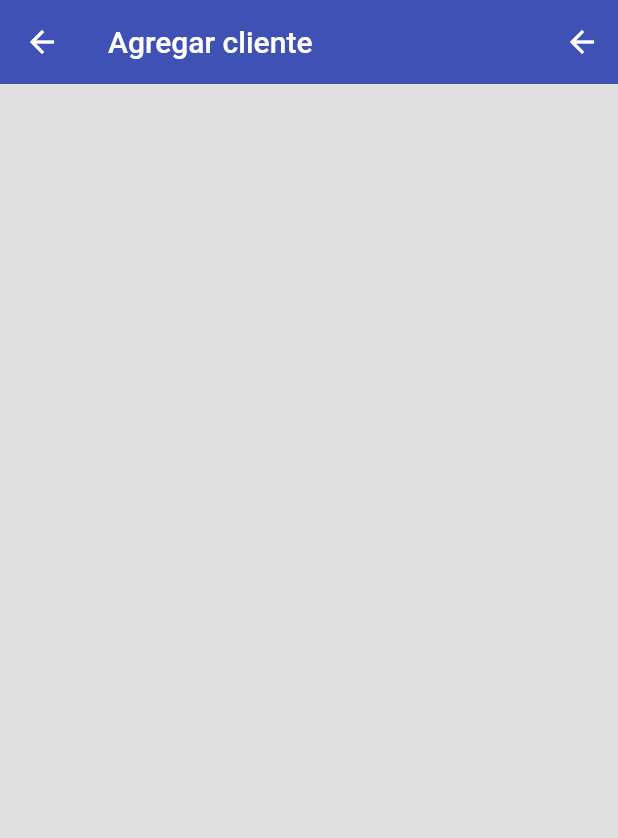
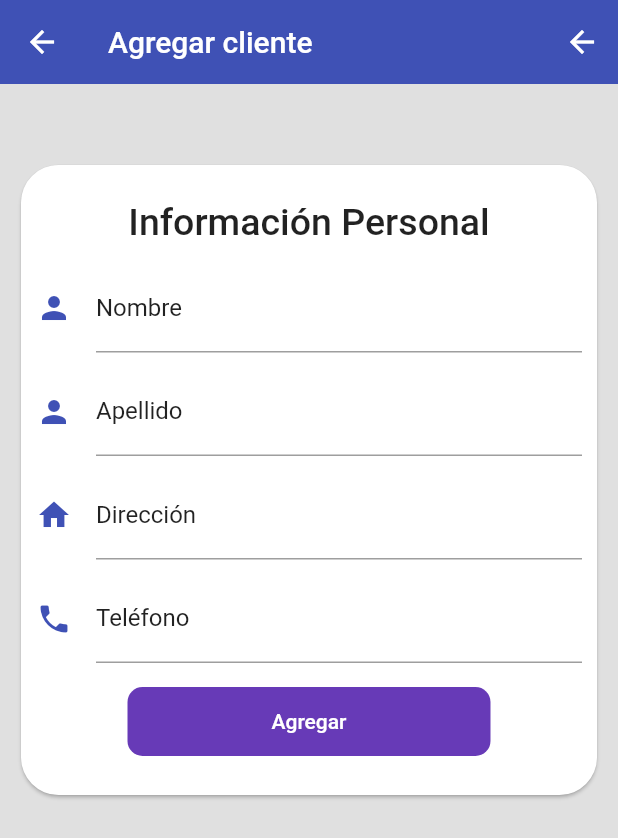
Before and after one commit to rrmora/vianey-pagos, a Flutter app: the ClientScreen screen opened by its route, on a phone screen of 412 x 824 dp. Shown: the top 838 px of the screen. Run offline on Flutter 3.47's test engine with Material 2 defaults, Android fonts, the phone set to English and light mode, and no system bars; our stand-ins replace flutter_secure_storage, image_picker; accounts and stored records are empty; network calls fail.

Commit message:
formulario agregar cliente, cards en ordenes y pag

```diff
--- a/lib/screens/client_screen.dart
+++ b/lib/screens/client_screen.dart
@@ -18,6 +18,87 @@ class _ClientScreenState extends State<ClientScreen> {
           onPressed: () {
             Navigator.popAndPushNamed(context, 'clientsList');
           })],
+      ),
+      body: ListView(
+        padding: EdgeInsets.symmetric(horizontal: 10, vertical: 50),
+        children: [ Card(
+          shape: RoundedRectangleBorder(borderRadius: BorderRadius.circular(25.0)),
+          child: Form(
+            child: Padding(
+              padding: EdgeInsets.symmetric(horizontal: 10, vertical: 10),
+              child: Column(
+                crossAxisAlignment: CrossAxisAlignment.start,
+                children: [
+                  ListTile(
+                  title: new Row(children: <Widget>[new Text('Información Personal',
+                  style: new TextStyle(
+                          fontWeight: FontWeight.w500, fontSize: 25.0),)
+                    ], mainAxisAlignment: MainAxisAlignment.center,),
+                  ),
+                  TextFormField(
+                  decoration: const InputDecoration(
+                    focusedBorder: UnderlineInputBorder(borderSide: BorderSide(color: Colors.indigo)),
+                    labelStyle:   TextStyle(color: Colors.black87),
+                    icon: const Icon(Icons.person, color: Colors.indigo),
+                    hintText: 'Nombre',
+                    labelText: 'Nombre',
+                  ),
+                ),
+                SizedBox( height: 10 ),
+                TextFormField(
+                  decoration: const InputDecoration(
+                    focusedBorder: UnderlineInputBorder(borderSide: BorderSide(color: Colors.indigo)),
+                    labelStyle:   TextStyle(color: Colors.black87),
+                    icon: const Icon(Icons.person, color: Colors.indigo),
+                    hintText: 'Apellido',
+                    labelText: 'Apellido',
+                  ),
+                ),
+                SizedBox( height: 10 ),
+                TextFormField(
+                  decoration: const InputDecoration(
+                    focusedBorder: UnderlineInputBorder(borderSide: BorderSide(color: Colors.indigo)),
+                    labelStyle:   TextStyle(color: Colors.black87),
+                    icon: const Icon(Icons.home, color: Colors.indigo),
+                    hintText: 'Dirección',
+                    labelText: 'Dirección',
+                  ),
+                ),
+                SizedBox( height: 10 ),
+                TextFormField(
+                  decoration: const InputDecoration(
+                    focusedBorder: UnderlineInputBorder(borderSide: BorderSide(color: Colors.indigo)),
+                    labelStyle:   TextStyle(color: Colors.black87),
+                    icon: const Icon(Icons.phone, color: Colors.indigo),
+                    hintText: 'Teléfono',
+                    labelText: 'Teléfono',
+                  ),
+                ),
+                 Center(
+                    child: Padding(
+                      padding: const EdgeInsets.symmetric(vertical: 15),
+                      child: MaterialButton(
+                        shape: RoundedRectangleBorder(borderRadius: BorderRadius.circular(10)),
+                        disabledColor: Colors.grey,
+                        elevation: 0,
+                        color: Colors.deepPurple,
+                        child: Container(
+                          padding: EdgeInsets.symmetric( horizontal: 80, vertical: 15),
+                          child: Text(
+                            'Agregar',
+                            style: TextStyle( color: Colors.white ),
+                          )
+                        ),
+                        onPressed: () {}
+                      ),
+                    )
+                    )
+                ],
+              ),
+            )
+          ),
+        )
+        ]
       )
     );
   }
--- a/lib/screens/clients_list_screen.dart
+++ b/lib/screens/clients_list_screen.dart
@@ -1,5 +1,4 @@
 import 'package:flutter/material.dart';
-import 'package:productos_app/models/models.dart';
 import 'package:productos_app/screens/screens.dart';
 import 'package:productos_app/services/clients_service.dart';
 import 'package:productos_app/services/services.dart';
@@ -25,7 +24,14 @@ class ClientListScreen extends StatelessWidget {
             Navigator.popAndPushNamed(context, 'dashboard');
           })],
       ),
-      body: Container(
+      body: clientsService.clients.isEmpty ? Container(
+        child: Center(child: Text('No hay informacion para mostrar'))
+      ) : ListView(
+        children: [
+          Center(child: Text('Aqui va a ir search')),
+          Card(
+            shape: RoundedRectangleBorder(borderRadius: BorderRadius.circular(7.0)),
+            child: Container(
               width: double.infinity,
               child: DataTable(
                 showCheckboxColumn: false,
@@ -47,8 +53,11 @@ class ClientListScreen extends StatelessWidget {
                   )).toList()
               ),
             ),
+          ),
+        ],
+      ),
       floatingActionButton: FloatingActionButton(
-        onPressed: () => Navigator.popAndPushNamed(context, 'product'),
+        onPressed: () => Navigator.popAndPushNamed(context, 'client'),
         tooltip: 'Increment',
         child: Icon(Icons.add),
       ),
--- a/lib/widgets/orders_list.dart
+++ b/lib/widgets/orders_list.dart
@@ -19,7 +19,9 @@ class _OrdersListState extends State<OrdersList> {
         child: Center(
           child: Text('No hay informacion para mostrar')
         ),
-      ) : Container(
+      ) : Padding(
+        padding: const EdgeInsets.all(7.0),
+        child: Container(
           child: ExpansionPanelList(
         expansionCallback: (int index, bool isExpanded) {
           setState(() {
@@ -56,6 +58,7 @@ class _OrdersListState extends State<OrdersList> {
         }).toList(),
     )
         ),
+      ),
     );
   }
 
--- a/lib/widgets/payments_list.dart
+++ b/lib/widgets/payments_list.dart
@@ -12,7 +12,12 @@ class PaymentsList extends StatelessWidget {
         width: double.infinity,
         child: this.payments == null ? Container(
           child: Text('No hay elemtos para mostrar')
-        ) : DataTable(
+        ) : ListView(
+          children: [
+            Card(
+              shape: RoundedRectangleBorder(borderRadius: BorderRadius.circular(7.0)),
+              child: Container(
+                child: DataTable(
                 showCheckboxColumn: false,
                 columns: [
                   DataColumn(label: Text('Fecha')),
@@ -32,6 +37,9 @@ class PaymentsList extends StatelessWidget {
                     ]
                   )).toList()
                       ),
+              ),
+            )]
+        ),
       );
   }
 
```
Lines whose indentation alone changed are shown as unchanged.
